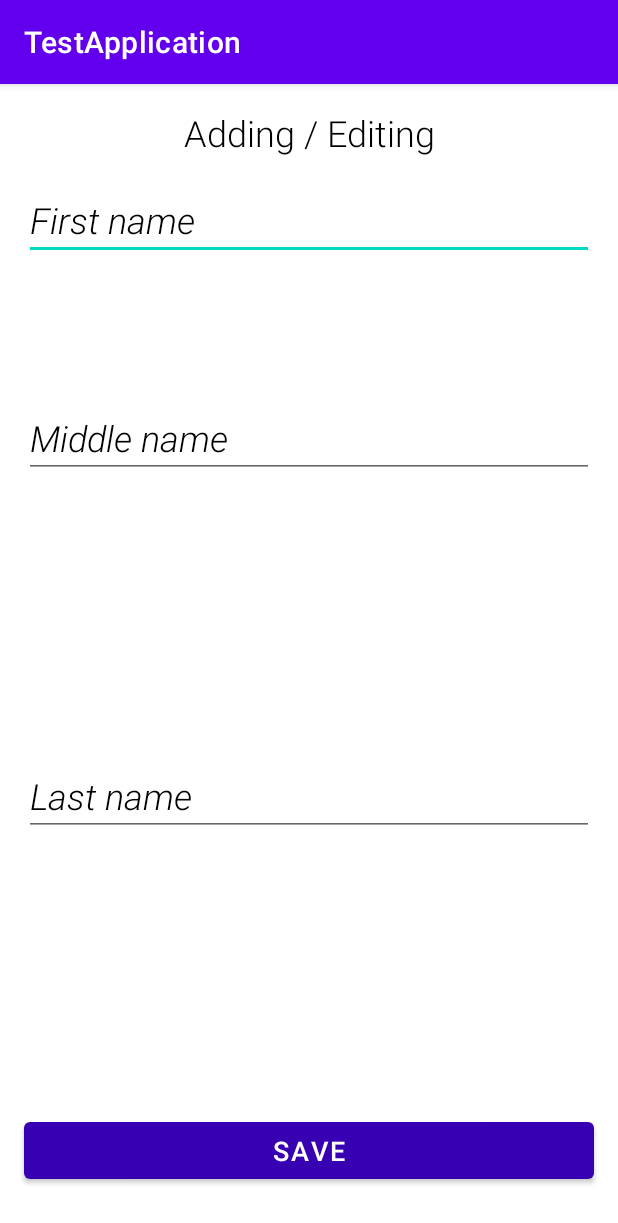
After one commit to nassananas/TestAppKotlin, an Android app: the EditForm screen opened directly, with no data from a screen before it, on a phone screen of 412 x 824 dp. The commit adds this screen. Shown: the top 1223 px of the screen. Run offline under Robolectric (Android 15) with nearby library versions, the phone set to English and light mode, and no system bars.

Commit message:
Разметка активити

```diff
--- a/app/src/main/AndroidManifest.xml
+++ b/app/src/main/AndroidManifest.xml
@@ -9,6 +9,8 @@
         android:roundIcon="@mipmap/ic_launcher_round"
         android:supportsRtl="true"
         android:theme="@style/Theme.TestApplication">
+        <activity android:name=".EditForm"></activity>
+        <activity android:name=".MyList" />
         <activity android:name=".MainActivity">
             <intent-filter>
                 <action android:name="android.intent.action.MAIN" />
--- /dev/null
+++ b/app/src/main/java/com/example/testapplication/EditForm.kt
@@ -0,0 +1,11 @@
+package com.example.testapplication
+
+import androidx.appcompat.app.AppCompatActivity
+import android.os.Bundle
+
+class EditForm : AppCompatActivity() {
+    override fun onCreate(savedInstanceState: Bundle?) {
+        super.onCreate(savedInstanceState)
+        setContentView(R.layout.activity_edit_form)
+    }
+}
--- /dev/null
+++ b/app/src/main/res/layout/activity_edit_form.xml
@@ -0,0 +1,97 @@
+<?xml version="1.0" encoding="utf-8"?>
+<androidx.constraintlayout.widget.ConstraintLayout xmlns:android="http://schemas.android.com/apk/res/android"
+    xmlns:app="http://schemas.android.com/apk/res-auto"
+    xmlns:tools="http://schemas.android.com/tools"
+    android:layout_width="match_parent"
+    android:layout_height="match_parent"
+    android:background="?android:attr/colorBackground"
+    tools:context=".EditForm">
+
+    <EditText
+        android:id="@+id/editTextTextPersonName"
+        style="@android:style/Widget.AutoCompleteTextView"
+        android:layout_width="0dp"
+        android:layout_height="wrap_content"
+        android:layout_marginStart="16dp"
+        android:layout_marginTop="64dp"
+        android:layout_marginEnd="16dp"
+        android:ems="10"
+        android:fontFamily="sans-serif-light"
+        android:inputType="textPersonName"
+        android:text="First name"
+        android:textColor="@color/black"
+        android:textSize="24sp"
+        android:textStyle="italic"
+        app:layout_constraintEnd_toEndOf="parent"
+        app:layout_constraintHorizontal_bias="0.0"
+        app:layout_constraintStart_toStartOf="parent"
+        app:layout_constraintTop_toTopOf="parent" />
+
+    <EditText
+        android:id="@+id/editTextTextPersonName2"
+        style="@android:style/Widget.AutoCompleteTextView"
+        android:layout_width="0dp"
+        android:layout_height="wrap_content"
+        android:layout_marginStart="16dp"
+        android:layout_marginTop="92dp"
+        android:layout_marginEnd="16dp"
+        android:ems="10"
+        android:fontFamily="sans-serif-light"
+        android:inputType="textPersonName"
+        android:text="Middle name"
+        android:textColor="@color/black"
+        android:textSize="24sp"
+        android:textStyle="italic"
+        app:layout_constraintEnd_toEndOf="parent"
+        app:layout_constraintHorizontal_bias="0.0"
+        app:layout_constraintStart_toStartOf="parent"
+        app:layout_constraintTop_toBottomOf="@+id/editTextTextPersonName" />
+
+    <EditText
+        android:id="@+id/editTextTextPersonName3"
+        style="@android:style/Widget.AutoCompleteTextView"
+        android:layout_width="0dp"
+        android:layout_height="wrap_content"
+        android:layout_marginStart="16dp"
+        android:layout_marginEnd="16dp"
+        android:ems="10"
+        android:fontFamily="sans-serif-light"
+        android:inputType="textPersonName"
+        android:text="Last name"
+        android:textColor="@color/black"
+        android:textSize="24sp"
+        android:textStyle="italic"
+        app:layout_constraintBottom_toTopOf="@+id/button"
+        app:layout_constraintEnd_toEndOf="parent"
+        app:layout_constraintHorizontal_bias="0.0"
+        app:layout_constraintStart_toStartOf="parent"
+        app:layout_constraintTop_toBottomOf="@+id/editTextTextPersonName2" />
+
+    <Button
+        android:id="@+id/button"
+        android:layout_width="0dp"
+        android:layout_height="50dp"
+        android:layout_marginStart="16dp"
+        android:layout_marginEnd="16dp"
+        android:layout_marginBottom="32dp"
+        android:text="Save"
+        android:textSize="18sp"
+        app:backgroundTint="@color/design_default_color_primary_variant"
+        app:layout_constraintBottom_toBottomOf="parent"
+        app:layout_constraintEnd_toEndOf="parent"
+        app:layout_constraintHorizontal_bias="0.0"
+        app:layout_constraintStart_toStartOf="parent" />
+
+    <TextView
+        android:id="@+id/textView"
+        android:layout_width="wrap_content"
+        android:layout_height="wrap_content"
+        android:fontFamily="sans-serif-light"
+        android:text="Adding / Editing"
+        android:textColor="@color/black"
+        android:textSize="24sp"
+        app:layout_constraintBottom_toTopOf="@+id/editTextTextPersonName"
+        app:layout_constraintEnd_toEndOf="parent"
+        app:layout_constraintStart_toStartOf="parent"
+        app:layout_constraintTop_toTopOf="parent" />
+</androidx.constraintlayout.widget.ConstraintLayout>
--- a/app/src/main/res/values/strings.xml
+++ b/app/src/main/res/values/strings.xml
@@ -1,3 +1,4 @@
 <resources>
     <string name="app_name">TestApplication</string>
+    <string name="hello">Hello!</string>
 </resources>
```
Also changed, not shown: app/src/main/java/com/example/testapplication/MyList.kt (added, +11 -0 lines), app/src/main/res/layout/activity_main.xml (+7 -1 lines), app/src/main/res/layout/activity_my_list.xml (added, +35 -0 lines).
